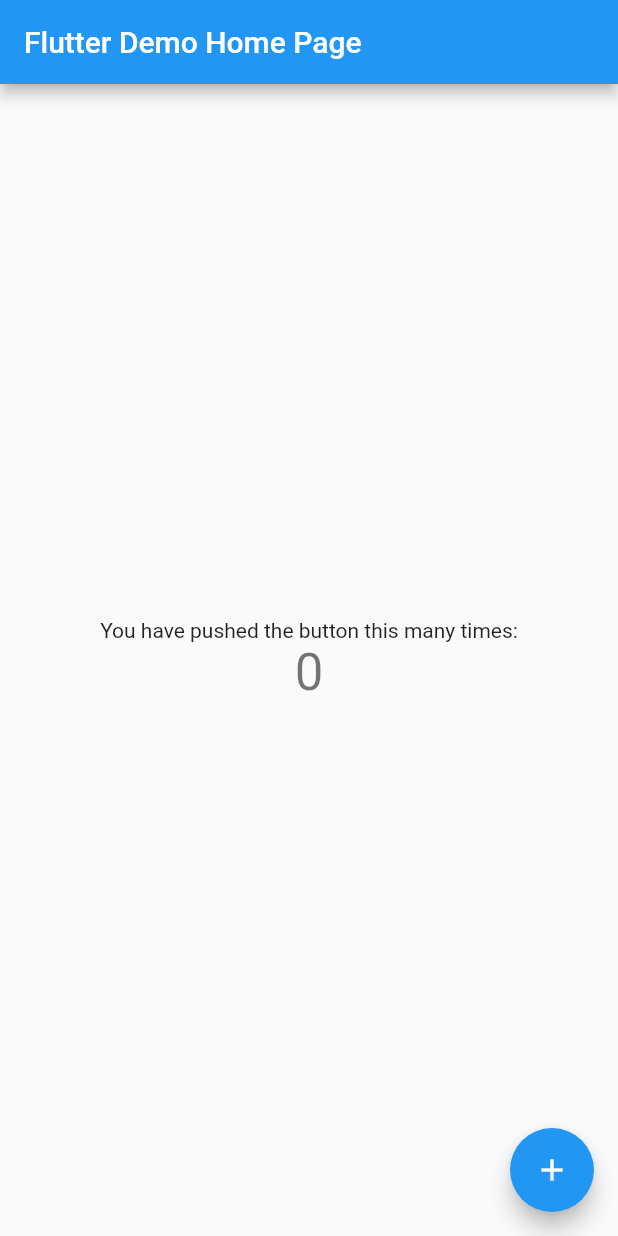
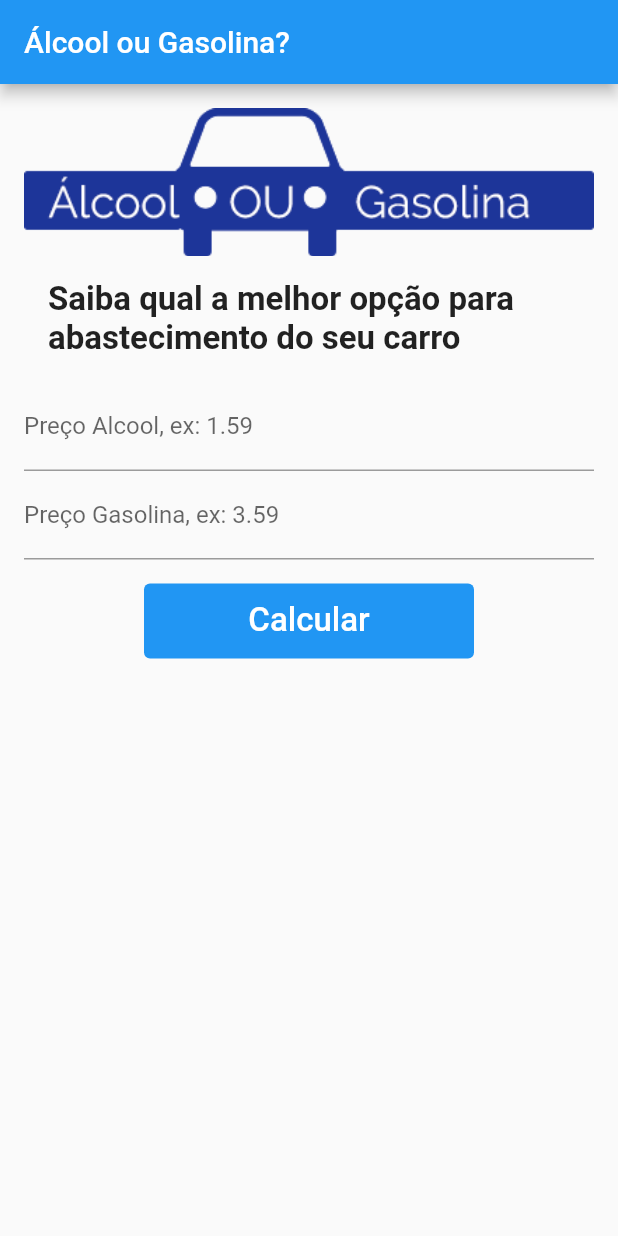
Before and after one commit to IgorFollador/uri-alcoolOuGasolina, a Flutter app: the screen it shows after launch, on a phone screen of 412 x 824 dp. Run offline on Flutter 3.47's test engine with Material 2 defaults, Android fonts, the phone set to English and light mode, and no system bars; missing offline and left inert: dart:html.

Commit message:
Create class home.dart and function your methods

```diff
--- a/analysis_options.yaml
+++ b/analysis_options.yaml
@@ -7,7 +7,7 @@
 
 # The following line activates a set of recommended lints for Flutter apps,
 # packages, and plugins designed to encourage good coding practices.
-include: package:flutter_lints/flutter.yaml
+# include: package:flutter_lints/flutter.yaml
 
 linter:
   # The lint rules applied to this project can be customized in the
--- /dev/null
+++ b/lib/home.dart
@@ -0,0 +1,90 @@
+import 'package:flutter/material.dart';
+
+class Home extends StatefulWidget {
+  const Home({Key? key}) : super(key: key);
+
+  @override
+  State<Home> createState() => _HomeState();
+}
+
+class _HomeState extends State<Home> {
+  TextEditingController _controllerAlcool = TextEditingController();
+  TextEditingController _controllerGasolina = TextEditingController();
+  String _textoResultado = "";
+
+  void _calcular() {
+    double? precoAlcool = double.tryParse(_controllerAlcool.text);
+    double? precoGasolina = double.tryParse(_controllerGasolina.text);
+
+    if ((precoAlcool! / precoGasolina!) >= 0.7) {
+      setState(() {
+        _textoResultado = "Melhor abastecer com gasolina.";
+      });
+    } else {
+      setState(() {
+        _textoResultado = "Melhor abastecer com álcool.";
+      });
+    }
+  }
+
+  @override
+  Widget build(BuildContext context) {
+    return Scaffold(
+      appBar: AppBar(
+        title: Text("Álcool ou Gasolina?"),
+        backgroundColor: Colors.blue,
+      ),
+      body: SafeArea(
+        child: SingleChildScrollView(
+          child: Container(
+            padding: EdgeInsets.all(16),
+            child: Column(
+              children: [
+                Image.asset("images/logo.png"),
+                Center(
+                  child: Padding(
+                    padding: EdgeInsets.all(16.0),
+                    child: Text(
+                      "Saiba qual a melhor opção para abastecimento do seu carro",
+                      style:
+                          TextStyle(fontSize: 22, fontWeight: FontWeight.bold),
+                    ),
+                  ),
+                ),
+                TextField(
+                  decoration: InputDecoration(
+                    labelText: "Preço Alcool, ex: 1.59",
+                  ),
+                  keyboardType: TextInputType.number,
+                  controller: _controllerAlcool,
+                ),
+                TextField(
+                  decoration: InputDecoration(
+                    labelText: "Preço Gasolina, ex: 3.59",
+                  ),
+                  keyboardType: TextInputType.number,
+                  controller: _controllerGasolina,
+                ),
+                Padding(
+                  padding: const EdgeInsets.all(16.0),
+                  child: ElevatedButton(
+                    style: ElevatedButton.styleFrom(
+                      elevation: 0,
+                      fixedSize: Size(220.0, 50.0),
+                    ),
+                    onPressed: _calcular,
+                    child: Text(
+                      "Calcular",
+                      style: TextStyle(fontSize: 22),
+                    ),
+                  ),
+                ),
+                Text(_textoResultado)
+              ],
+            ),
+          ),
+        ),
+      ),
+    );
+  }
+}
--- a/lib/main.dart
+++ b/lib/main.dart
@@ -1,115 +1,12 @@
+import 'dart:html';
+import 'dart:ui';
+
+import 'package:alcool_ou_gasolina/home.dart';
 import 'package:flutter/material.dart';
 
 void main() {
-  runApp(const MyApp());
+  runApp(MaterialApp(
+    home: Home(),
+    debugShowCheckedModeBanner: false,
+  ));
 }
-
-class MyApp extends StatelessWidget {
-  const MyApp({Key? key}) : super(key: key);
-
-  // This widget is the root of your application.
-  @override
-  Widget build(BuildContext context) {
-    return MaterialApp(
-      title: 'Flutter Demo',
-      theme: ThemeData(
-        // This is the theme of your application.
-        //
-        // Try running your application with "flutter run". You'll see the
-        // application has a blue toolbar. Then, without quitting the app, try
-        // changing the primarySwatch below to Colors.green and then invoke
-        // "hot reload" (press "r" in the console where you ran "flutter run",
-        // or simply save your changes to "hot reload" in a Flutter IDE).
-        // Notice that the counter didn't reset back to zero; the application
-        // is not restarted.
-        primarySwatch: Colors.blue,
-      ),
-      home: const MyHomePage(title: 'Flutter Demo Home Page'),
-    );
-  }
-}
-
-class MyHomePage extends StatefulWidget {
-  const MyHomePage({Key? key, required this.title}) : super(key: key);
-
-  // This widget is the home page of your application. It is stateful, meaning
-  // that it has a State object (defined below) that contains fields that affect
-  // how it looks.
-
-  // This class is the configuration for the state. It holds the values (in this
-  // case the title) provided by the parent (in this case the App widget) and
-  // used by the build method of the State. Fields in a Widget subclass are
-  // always marked "final".
-
-  final String title;
-
-  @override
-  State<MyHomePage> createState() => _MyHomePageState();
-}
-
-class _MyHomePageState extends State<MyHomePage> {
-  int _counter = 0;
-
-  void _incrementCounter() {
-    setState(() {
-      // This call to setState tells the Flutter framework that something has
-      // changed in this State, which causes it to rerun the build method below
-      // so that the display can reflect the updated values. If we changed
-      // _counter without calling setState(), then the build method would not be
-      // called again, and so nothing would appear to happen.
-      _counter++;
-    });
-  }
-
-  @override
-  Widget build(BuildContext context) {
-    // This method is rerun every time setState is called, for instance as done
-    // by the _incrementCounter method above.
-    //
-    // The Flutter framework has been optimized to make rerunning build methods
-    // fast, so that you can just rebuild anything that needs updating rather
-    // than having to individually change instances of widgets.
-    return Scaffold(
-      appBar: AppBar(
-        // Here we take the value from the MyHomePage object that was created by
-        // the App.build method, and use it to set our appbar title.
-        title: Text(widget.title),
-      ),
-      body: Center(
-        // Center is a layout widget. It takes a single child and positions it
-        // in the middle of the parent.
-        child: Column(
-          // Column is also a layout widget. It takes a list of children and
-          // arranges them vertically. By default, it sizes itself to fit its
-          // children horizontally, and tries to be as tall as its parent.
-          //
-          // Invoke "debug painting" (press "p" in the console, choose the
-          // "Toggle Debug Paint" action from the Flutter Inspector in Android
-          // Studio, or the "Toggle Debug Paint" command in Visual Studio Code)
-          // to see the wireframe for each widget.
-          //
-          // Column has various properties to control how it sizes itself and
-          // how it positions its children. Here we use mainAxisAlignment to
-          // center the children vertically; the main axis here is the vertical
-          // axis because Columns are vertical (the cross axis would be
-          // horizontal).
-          mainAxisAlignment: MainAxisAlignment.center,
-          children: <Widget>[
-            const Text(
-              'You have pushed the button this many times:',
-            ),
-            Text(
-              '$_counter',
-              style: Theme.of(context).textTheme.headline4,
-            ),
-          ],
-        ),
-      ),
-      floatingActionButton: FloatingActionButton(
-        onPressed: _incrementCounter,
-        tooltip: 'Increment',
-        child: const Icon(Icons.add),
-      ), // This trailing comma makes auto-formatting nicer for build methods.
-    );
-  }
-}
--- a/pubspec.yaml
+++ b/pubspec.yaml
@@ -58,8 +58,8 @@ flutter:
   uses-material-design: true
 
   # To add assets to your application, add an assets section, like this:
-  # assets:
-  #   - images/a_dot_burr.jpeg
+  assets:
+    - images/
   #   - images/a_dot_ham.jpeg
 
   # An image asset can refer to one or more resolution-specific "variants", see
```
Also changed, not shown: images/logo.png (added).
